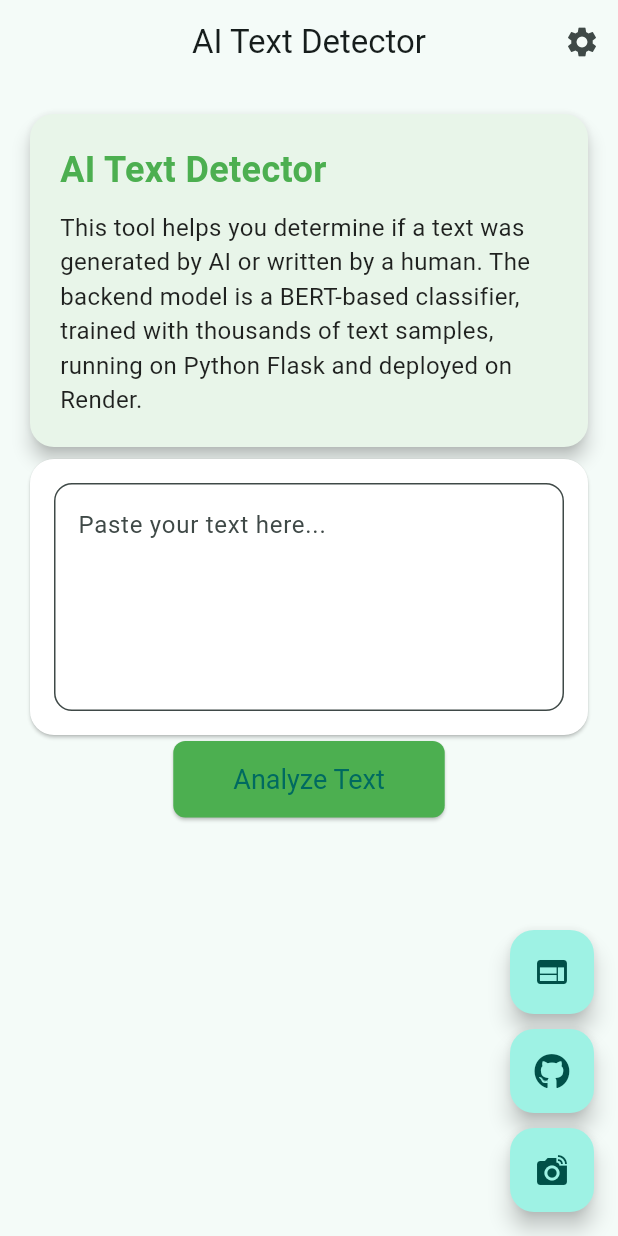
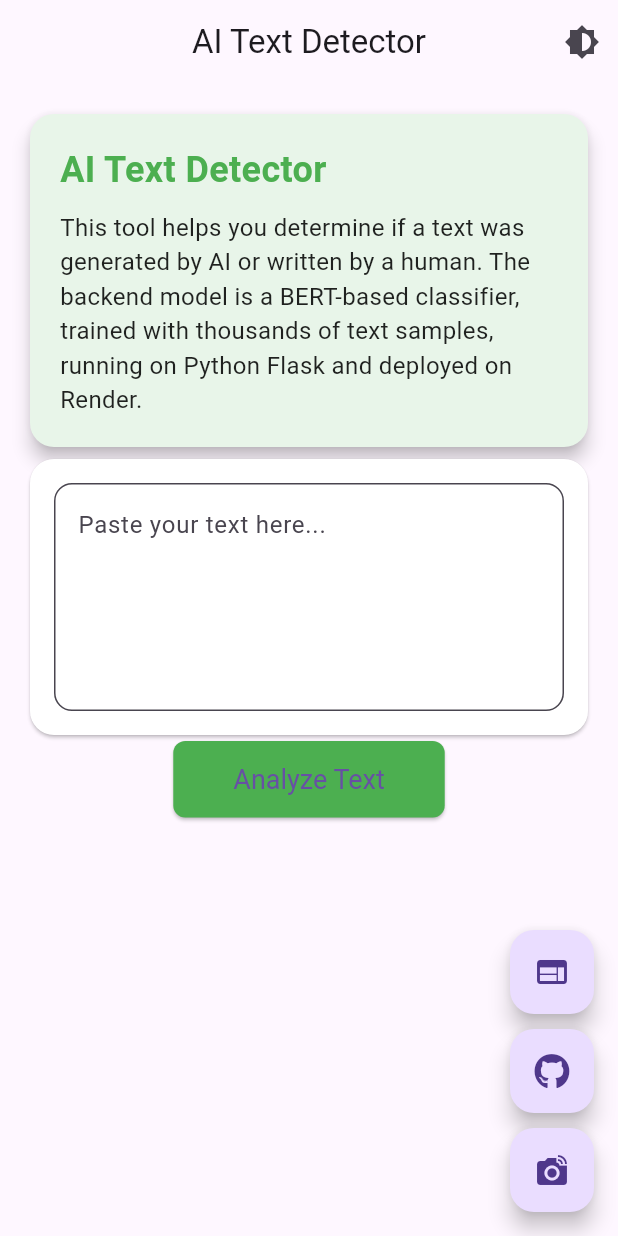
Before and after one commit to Bramtheking/aidetectorandroidapp, a Flutter app: the screen it shows after launch, after a tap on the "web" icon, on a phone screen of 412 x 824 dp. Run offline on Flutter 3.47's test engine with Material 3 defaults, Android fonts, the phone set to English and light mode, and no system bars; our stand-ins replace font_awesome_flutter.

Commit message:
Newest commit

```diff
--- a/lib/main.dart
+++ b/lib/main.dart
@@ -9,26 +9,44 @@ void main() {
   runApp(const MyApp());
 }
 
-class MyApp extends StatelessWidget {
+class MyApp extends StatefulWidget {
   const MyApp({super.key});
+
+  @override
+  State<MyApp> createState() => _MyAppState();
+}
+
+class _MyAppState extends State<MyApp> {
+  ThemeMode _themeMode = ThemeMode.light;
+
+  void _toggleTheme() {
+    setState(() {
+      _themeMode = _themeMode == ThemeMode.light ? ThemeMode.dark : ThemeMode.light;
+    });
+  }
 
   @override
   Widget build(BuildContext context) {
     return MaterialApp(
       title: 'AI Text Detector',
       theme: ThemeData(
-        primarySwatch: Colors.green,
-        colorScheme: ColorScheme.fromSeed(seedColor: Colors.teal),
-        useMaterial3: true,
+        primarySwatch: Colors.teal,
+        brightness: Brightness.light,
       ),
+      darkTheme: ThemeData(
+        primarySwatch: Colors.teal,
+        brightness: Brightness.dark,
+      ),
+      themeMode: _themeMode,
       debugShowCheckedModeBanner: false,
-      home: const HomePage(),
+      home: HomePage(toggleTheme: _toggleTheme),
     );
   }
 }
 
 class HomePage extends StatefulWidget {
-  const HomePage({super.key});
+  final VoidCallback toggleTheme;
+  const HomePage({super.key, required this.toggleTheme});
 
   @override
   State<HomePage> createState() => _HomePageState();
@@ -38,7 +56,6 @@ class _HomePageState extends State<HomePage> {
   final TextEditingController _controller = TextEditingController();
   bool _isLoading = false;
   Map<String, double>? _result;
-  String _selectedTheme = "Ocean Green";
 
   Future<void> _checkText() async {
     if (_controller.text.isEmpty) return;
@@ -63,7 +80,6 @@ class _HomePageState extends State<HomePage> {
           };
         });
 
-      // Set a timer to clear the result after 4 seconds
         Future.delayed(const Duration(seconds: 4), () {
           setState(() {
             _result = null;
@@ -82,7 +98,6 @@ class _HomePageState extends State<HomePage> {
     }
   }
 
-
   @override
   Widget build(BuildContext context) {
     return Scaffold(
@@ -90,9 +105,9 @@ class _HomePageState extends State<HomePage> {
         title: const Text('AI Text Detector'),
         actions: [
           IconButton(
-            tooltip: 'Settings',
-            icon: const Icon(Icons.settings),
-            onPressed: () => _showSettings(),
+            tooltip: 'Toggle Theme',
+            icon: const Icon(Icons.brightness_6),
+            onPressed: widget.toggleTheme,
           ),
         ],
         centerTitle: true,
@@ -117,7 +132,6 @@ class _HomePageState extends State<HomePage> {
     );
   }
 
-  // Introduces the app, features, and model description
   Widget _buildIntroCard() {
     return Card(
       color: Colors.green[50],
@@ -143,7 +157,6 @@ class _HomePageState extends State<HomePage> {
     );
   }
 
-  // Text input with enhanced UI
   Widget _buildTextInput() {
     return Card(
       color: Colors.white,
@@ -164,7 +177,6 @@ class _HomePageState extends State<HomePage> {
     );
   }
 
-  // Button to trigger text analysis
   Widget _buildCheckButton() {
     return Center(
       child: ElevatedButton(
@@ -180,7 +192,6 @@ class _HomePageState extends State<HomePage> {
     );
   }
 
-  // Result display in a floating card
   Widget _buildFloatingResultCard() {
     return Center(
       child: Card(
@@ -212,7 +223,6 @@ class _HomePageState extends State<HomePage> {
     );
   }
 
-  // Animated progress bar while loading
   Widget _buildAnimatedProgressBar() {
     return Padding(
       padding: const EdgeInsets.symmetric(vertical: 10),
@@ -224,7 +234,6 @@ class _HomePageState extends State<HomePage> {
     );
   }
 
-  // Floating buttons for quick access to portfolio
   Widget _buildFloatingActionButtons() {
     return Column(
       mainAxisAlignment: MainAxisAlignment.end,
@@ -232,67 +241,36 @@ class _HomePageState extends State<HomePage> {
         _buildSocialButton(
           icon: Icons.web,
           tooltip: 'Portfolio',
-          onPressed: () => _openUrl('https://bramwelagina.my.canva.site/myportofolio'),
+          url: 'https://bramwelagina.my.canva.site/myportofolio',
         ),
         const SizedBox(height: 10),
         _buildSocialButton(
           icon: FontAwesomeIcons.github,
           tooltip: 'GitHub',
-          onPressed: () => _openUrl('https://github.com/Bramtheking'),
+          url: 'https://github.com/Bramtheking',
         ),
         const SizedBox(height: 10),
         _buildSocialButton(
           icon: Icons.linked_camera,
           tooltip: 'LinkedIn',
-          onPressed: () => _openUrl('https://www.linkedin.com/in/bramwel-agina-a88678266/'),
+          url: 'https://www.linkedin.com/in/bramwel-agina-a88678266/',
         ),
       ],
     );
   }
 
-  // Helper function to create social buttons
   FloatingActionButton _buildSocialButton(
-      {required IconData icon, required String tooltip, required void Function() onPressed}) {
+      {required IconData icon, required String tooltip, required String url}) {
     return FloatingActionButton(
-      onPressed: onPressed,
+      onPressed: () async {
+        if (await canLaunchUrl(Uri.parse(url))) {
+          await launchUrl(Uri.parse(url), mode: LaunchMode.externalApplication);
+        } else {
+          throw 'Could not launch $url';
+        }
+      },
       tooltip: tooltip,
       child: Icon(icon),
     );
   }
-
-  // Function to show settings
-  void _showSettings() {
-    showModalBottomSheet(
-      context: context,
-      builder: (_) => Column(
-        mainAxisSize: MainAxisSize.min,
-        children: [
-          ListTile(
-            title: const Text('Select Theme'),
-            trailing: DropdownButton<String>(
-              value: _selectedTheme,
-              items: ['Ocean Green', 'Coral Blue'].map((String theme) {
-                return DropdownMenuItem(value: theme, child: Text(theme));
-              }).toList(),
-              onChanged: (String? value) {
-                setState(() {
-                  _selectedTheme = value ?? _selectedTheme;
-                });
-              },
-            ),
-          ),
-        ],
-      ),
-    );
 }
-
-  // Opens URL
-  void _openUrl(String url) async {
-    final Uri uri = Uri.parse(url);
-    if (await canLaunchUrl(uri)) {
-      await launchUrl(uri, mode: LaunchMode.externalApplication);
-    } else {
-      throw 'Could not launch $url';
-    }
-  }
-}
```
Lines whose indentation alone changed are shown as unchanged.
